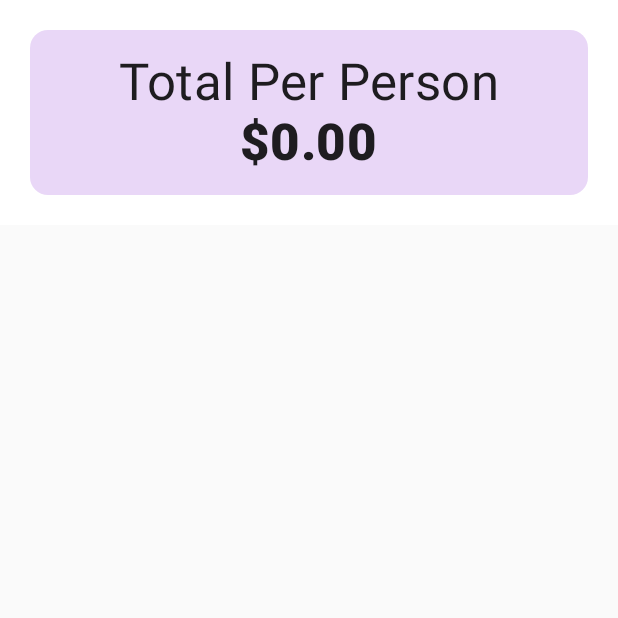
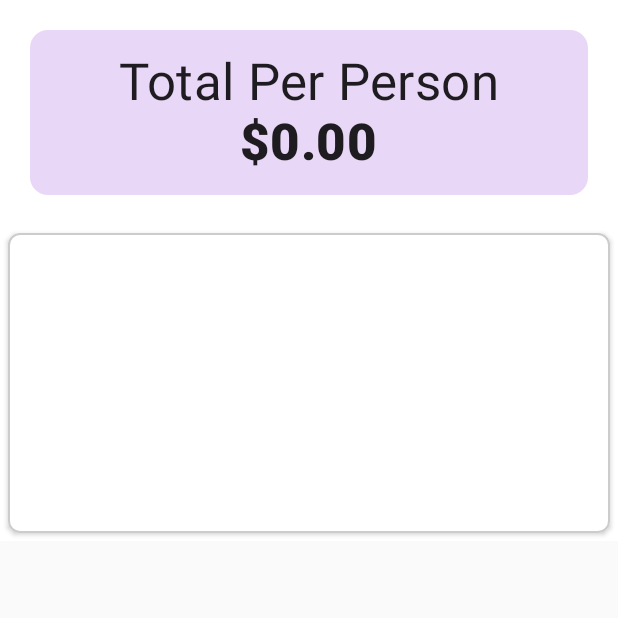
Before and after one commit to lelinmahmud/Compose_JetTip_App, an Android app built with Jetpack Compose: the screen it shows after launch (MainActivity), on a phone screen of 412 x 824 dp, the top half of it. Run offline under Robolectric (Android 15) with nearby library versions, the phone set to English and light mode, and no system bars.

Commit message:
custom component added

```diff
--- a/app/build.gradle
+++ b/app/build.gradle
@@ -50,6 +50,7 @@ dependencies {
     implementation 'androidx.core:core-ktx:1.7.0'
     implementation "androidx.compose.ui:ui:$compose_version"
     implementation "androidx.compose.material:material:$compose_version"
+    implementation "androidx.compose.material:material-icons-extended:$compose_version"
     implementation "androidx.compose.ui:ui-tooling-preview:$compose_version"
     implementation 'androidx.lifecycle:lifecycle-runtime-ktx:2.3.1'
     implementation 'androidx.activity:activity-compose:1.3.1'
--- a/app/src/main/java/com/bd/kaz/composejettipapp/MainActivity.kt
+++ b/app/src/main/java/com/bd/kaz/composejettipapp/MainActivity.kt
@@ -3,6 +3,7 @@ package com.bd.kaz.composejettipapp
 import android.os.Bundle
 import androidx.activity.ComponentActivity
 import androidx.activity.compose.setContent
+import androidx.compose.foundation.BorderStroke
 import androidx.compose.foundation.layout.*
 import androidx.compose.foundation.shape.CornerSize
 import androidx.compose.foundation.shape.RoundedCornerShape
@@ -32,11 +33,32 @@ class MainActivity : ComponentActivity() {
                     modifier = Modifier.fillMaxWidth(),
                     color = Color.White
                 ) {
-                   TopHeader()
+                   Column {
+                       TopHeader()
+                       MainContent()
+                   }
                 }
             }
         }
     }
+}
+
+
+@Preview
+@Composable
+fun MainContent(){
+   Surface(
+       modifier = Modifier
+           .fillMaxWidth()
+           .padding(5.dp)
+           .height(200.dp),
+       shape = RoundedCornerShape(corner = CornerSize(8.dp)),
+       border = BorderStroke(width = 1.dp, color = Color.LightGray),
+       color = Color.White,
+       elevation = 2.dp
+   ) {
+
+   }
 }
 
 @Preview(showBackground = false)
--- a/build.gradle
+++ b/build.gradle
@@ -1,6 +1,6 @@
 buildscript {
     ext {
-        compose_version = '1.0.1'
+        compose_version = '1.1.0'
     }
 }// Top-level build file where you can add configuration options common to all sub-projects/modules.
 plugins {
```
Also changed, not shown: app/src/main/java/com/bd/kaz/composejettipapp/components/Conponents.kt (added, +46 -0 lines).
